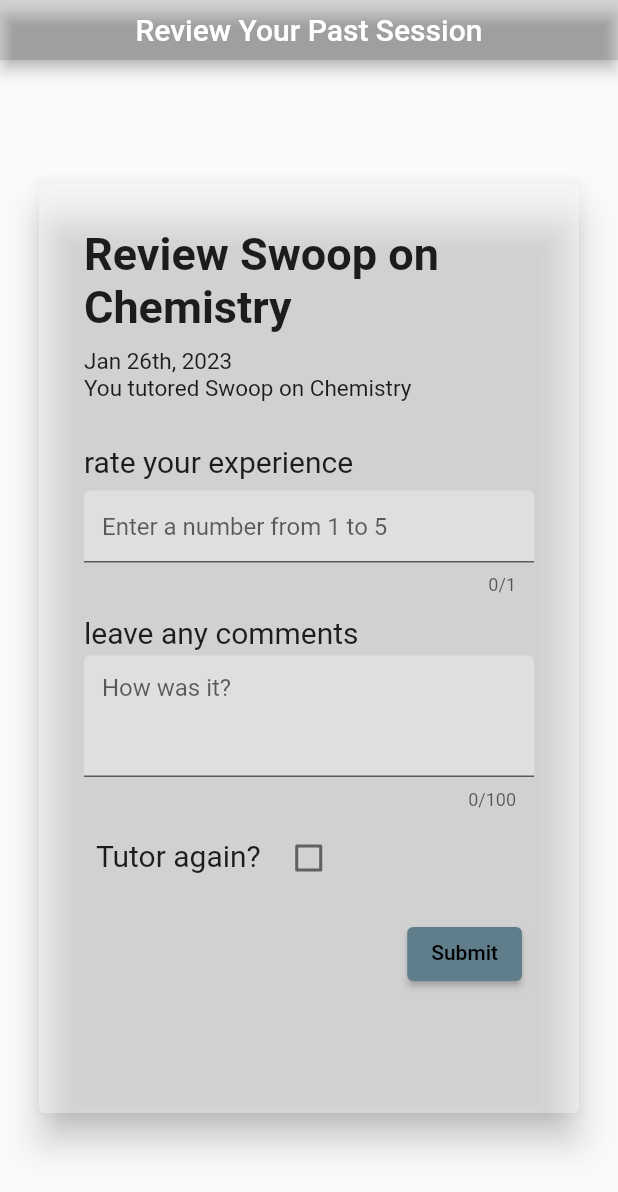
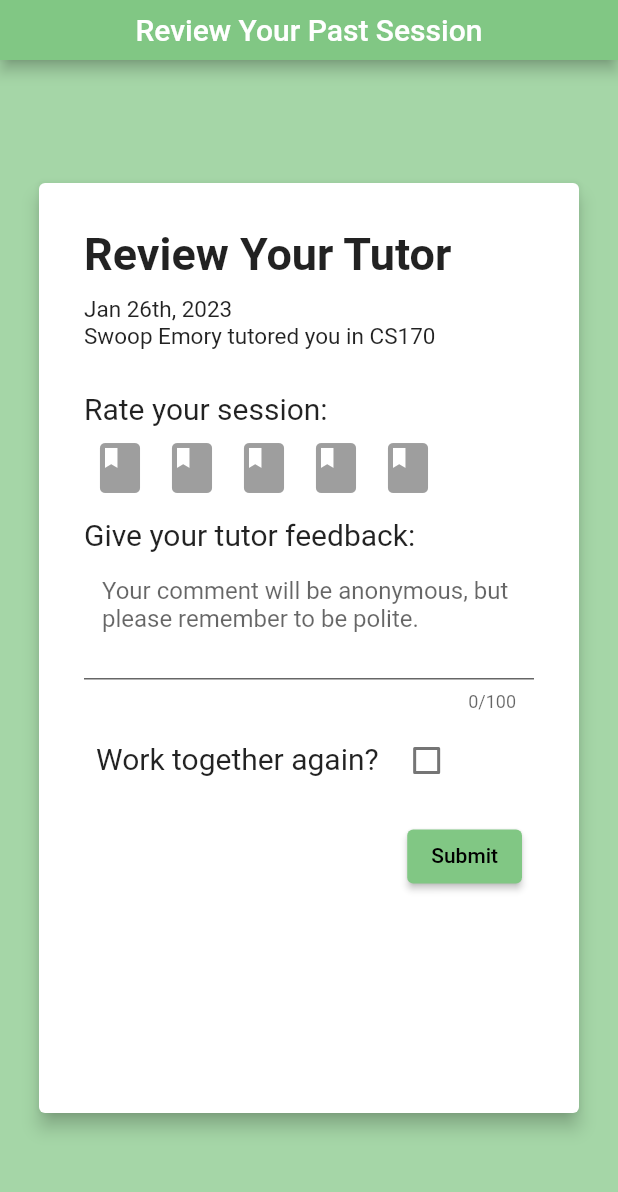
Before and after one commit to tonychengu/project_tutorial, a Flutter app: the BookingsPage screen opened directly, on a phone screen of 412 x 824 dp. Shown: the top 1192 px of the screen. Run offline on Flutter 3.47's test engine with Material 2 defaults, Android fonts, the phone set to English and light mode, and no system bars; drawn by our look-alikes of flutter_rating_bar; our stand-ins replace cloud_firestore, firebase_auth, firebase_core, firebase_storage, flutter_local_notifications, google_nav_bar and 3 more; missing offline and left inert: controller, path_provider_android, path_provider_ios, path_provider_windows, time_range_picker; accounts and stored records are empty; network calls fail.

Commit message:
Booking page, calendar, login, profile page, UI enhancements

```diff
--- a/lib/page/booking_page.dart
+++ b/lib/page/booking_page.dart
@@ -2,6 +2,7 @@ import 'package:flutter/material.dart';
 import 'package:project_tutorial/page/upcoming_bookings_page.dart';
 import 'package:project_tutorial/widget/button_widget.dart';
 import 'package:project_tutorial/widget/textfield_widget.dart';
+import 'package:flutter_rating_bar/flutter_rating_bar.dart';
 
 class BookingsPage extends StatefulWidget {
   const BookingsPage({Key? key}) : super(key: key);
@@ -42,26 +43,27 @@ class _BookingPageState extends State<BookingsPage> {
   Widget build(BuildContext context) {
     return Scaffold(
       appBar: AppBar(
-          backgroundColor: Colors.black12,
+          backgroundColor: Colors.green[300],
           centerTitle: true,
           toolbarHeight: 40,
           automaticallyImplyLeading: false,
           title: const Text('Review Your Past Session',
               style: TextStyle(fontSize: 20))),
+      backgroundColor: Colors.green[200],
       body: Center(
         child: SizedBox(
           width: 390,
           height: 650,
           child: Card(
             margin: EdgeInsets.all(15),
-            elevation: 10,
-            color: Colors.white38,
+            elevation: 5,
+            color: Colors.white,
             child: Padding(
               padding: const EdgeInsets.all(30),
               child: ListView(
                 children: [
                   Text(
-                    'Review Swoop on Chemistry',
+                    'Review Your Tutor',
                     style: TextStyle(fontSize: 30, fontWeight: FontWeight.w600),
                   ),
                   const Text(
@@ -69,31 +71,30 @@ class _BookingPageState extends State<BookingsPage> {
                     style: TextStyle(fontSize: 15, height: 2),
                   ),
                   const Text(
-                    'You tutored Swoop on Chemistry',
+                    'Swoop Emory tutored you in CS170',
                     style: TextStyle(fontSize: 15, height: 1),
                   ),
                   const Text(
-                    'rate your experience',
+                    'Rate your session:',
                     style: TextStyle(fontSize: 20, height: 3),
                   ),
-                  const TextField(
-                    maxLines: 1,
-                    maxLength: 1,
-                    keyboardType: TextInputType.number,
-                    decoration: InputDecoration(
-                      filled: true,
-                      fillColor: Colors.white30,
-                      focusedBorder: OutlineInputBorder(
-                          borderSide:
-                              BorderSide(width: 1, color: Colors.white)),
-                      //errorBorder: OutlineInputBorder(),
-                      hintText:
-                          'Enter a number from 1 to 5', //change to click out of 5 stars?
-                      //errorText: validateRating(text),
+                  RatingBar.builder(
+                    initialRating: 0,
+                    minRating: 1,
+                    direction: Axis.horizontal,
+                    allowHalfRating: true,
+                    itemCount: 5,
+                    itemPadding: EdgeInsets.symmetric(horizontal: 4.0),
+                    itemBuilder: (context, _) => Icon(
+                      Icons.book,
+                      color: Colors.green[500],
                     ),
+                    onRatingUpdate: (rating) {
+                      print(rating);
+                    },
                   ),
                   Text(
-                    'leave any comments',
+                    'Give your tutor feedback:',
                     style: TextStyle(fontSize: 20, height: 2),
                   ),
                   const TextField(
@@ -105,13 +106,14 @@ class _BookingPageState extends State<BookingsPage> {
                       focusedBorder: OutlineInputBorder(
                           borderSide:
                               BorderSide(width: 1, color: Colors.white)),
-                      hintText: 'How was it?',
+                      hintText:
+                          'Your comment will be anonymous, but please remember to be polite.',
                     ),
                   ),
                   ButtonBar(
                     alignment: MainAxisAlignment.start,
                     children: <Widget>[
-                      const Text('Tutor again?',
+                      const Text('Work together again?',
                           style: TextStyle(fontSize: 20, height: 1)),
                       Checkbox(
                         value: checkedValue,
@@ -134,7 +136,7 @@ class _BookingPageState extends State<BookingsPage> {
                               // })
                               ),
                           style: ElevatedButton.styleFrom(
-                            backgroundColor: Colors.blueGrey,
+                            backgroundColor: Colors.green[300],
                           ),
                           child: const Text('Submit',
                               style: TextStyle(color: Colors.black, height: 1)),
--- a/lib/page/edit_calender_page.dart
+++ b/lib/page/edit_calender_page.dart
@@ -142,8 +142,8 @@ class _EditCalenderPageState extends State<EditCalenderPage> {
         if (result.endTime.hour * 60 +
                 result.endTime.minute -
                 (result.startTime.hour * 60 + result.startTime.minute) <
-            30) {
-          showSnackBar(context, 'Time slot must be at least 30 minutes');
+            60) {
+          showSnackBar(context, 'Time slot must be at least 60 minutes');
           return;
         }
         final startDateTime = DateTime(_selectedDay!.year, _selectedDay!.month,
@@ -155,7 +155,7 @@ class _EditCalenderPageState extends State<EditCalenderPage> {
         _recurrent.add(checkbox_value);
         final start = DateFormat('M/d EEE h:mm a').format(startDateTime);
         final end = DateFormat('M/d EEE h:mm a').format(endDateTime);
-        if (checkbox_value) {
+        if (checkbox_value) {sw
           _timeslot.add('$start - $end (Recurrent)');
         } else {
           _timeslot.add('$start - $end');
--- a/lib/page/login_page.dart
+++ b/lib/page/login_page.dart
@@ -83,6 +83,9 @@ class _LoginPageState extends State<LoginPage> {
               margin: const EdgeInsets.symmetric(horizontal: 20),
               child: TextFormField(
                   controller: emailController,
+                  textCapitalization: TextCapitalization.none,
+                  autocorrect: false,
+                  keyboardType: TextInputType.emailAddress,
                   decoration: InputDecoration(
                       labelText: 'Email',
                       hintText: 'Enter your email',
@@ -93,6 +96,8 @@ class _LoginPageState extends State<LoginPage> {
               margin: const EdgeInsets.symmetric(horizontal: 20),
               child: TextFormField(
                 controller: passwordController,
+                textCapitalization: TextCapitalization.none,
+                autocorrect: false,
                 obscureText: true,
                 decoration: InputDecoration(
                   hintText: 'Enter your password',
--- a/lib/page/upcoming_bookings_page.dart
+++ b/lib/page/upcoming_bookings_page.dart
@@ -56,18 +56,18 @@ class _CurrentBookingPageState extends State<CurrentBookingPage> {
 
   List<upcoming_events_tmp> _events = [
     upcoming_events_tmp(
-      name: 'Swoop',
-      time: 'March 27th',
-      location: 'Student center',
-      courses: 'US History',
+      name: 'Swoop Emory',
+      time: '3/29/2023',
+      location: 'Student Center',
+      courses: 'ANT391',
       Status: 0,
       Comment: '',
     ),
     upcoming_events_tmp(
-      name: 'Dooley',
-      time: 'March 31st',
+      name: 'Dooley Emory',
+      time: '3/31/2023',
       location: 'Woodruff Library',
-      courses: 'Computer Science',
+      courses: 'CS370',
       Status: 0,
       Comment: '',
     )
@@ -191,7 +191,7 @@ class _CurrentBookingPageState extends State<CurrentBookingPage> {
             .push(MaterialPageRoute(builder: (BuildContext context) {
           return const BookingsPage();
         })), //insert connection to comment bar
-        child: Icon(Icons.comment),
+        child: Icon(Icons.star),
       ),
     );
   }
@@ -199,11 +199,37 @@ class _CurrentBookingPageState extends State<CurrentBookingPage> {
   Future<String?> CancelDialog() => showDialog<String>(
         context: context,
         builder: (context) => AlertDialog(
-            title: Text('What is the reason you are canceling:'),
+            title: Text('What is your reason for cancellation?'),
             content: TextField(
+              maxLines: 3,
               controller: controller,
               autofocus: true,
-              decoration: InputDecoration(hintText: 'describe your reason'),
+              decoration: InputDecoration(
+                  hintText:
+                      'Please remember, if you cancel within 24 hours of your session, you will still lose a Dooley Coin'),
+            ),
+            actions: [
+              TextButton(
+                child: Text('Nevermind!'),
+                onPressed: () {
+                  Navigator.of(context).pop();
+                },
+              ),
+              TextButton(
+                child: Text('Confirm Cancellation'),
+                onPressed: () {
+                  Navigator.of(context).pop(controller.text);
+                },
+              )
+            ]),
+      );
+  Future CheckIN() => showDialog(
+        context: context,
+        builder: (context) => AlertDialog(
+            title: Text('Enter Your Check-In Code'),
+            content: TextField(
+              autofocus: true,
+              decoration: InputDecoration(hintText: 'Enter your 6-digit code'),
             ),
             actions: [
               TextButton(
@@ -213,30 +239,7 @@ class _CurrentBookingPageState extends State<CurrentBookingPage> {
                 },
               ),
               TextButton(
-                child: Text('Submit'),
-                onPressed: () {
-                  Navigator.of(context).pop(controller.text);
-                },
-              )
-            ]),
-      );
-  Future CheckIN() => showDialog(
-        context: context,
-        builder: (context) => AlertDialog(
-            title: Text('Enter Your Checkin code'),
-            content: TextField(
-              autofocus: true,
-              decoration: InputDecoration(hintText: 'enter the code'),
-            ),
-            actions: [
-              TextButton(
-                child: Text('Cancel'),
-                onPressed: () {
-                  Navigator.of(context).pop();
-                },
-              ),
-              TextButton(
-                child: Text('CheckIn!'),
+                child: Text('Start Session'),
                 onPressed: () {
                   Navigator.of(context).pop();
                 },
--- a/pubspec.yaml
+++ b/pubspec.yaml
@@ -27,6 +27,7 @@ dependencies:
   table_calendar: ^3.0.9
   time_range_picker: ^2.2.0
   controller: ^0.1.11
+  flutter_rating_bar: 4.0.1
 
 dev_dependencies:
   flutter_test:
```
Also changed, not shown: lib/page/profile_page.dart (+11 -11 lines), pubspec.lock, 1 other file.
